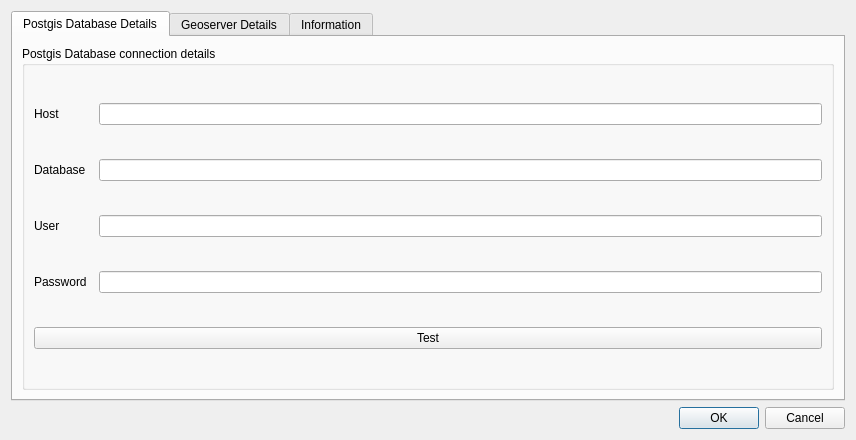
rduivenvoorde/sectorplot, file SectorPlot/sectorplot_settings_dialog_base.ui: the form before one commit.
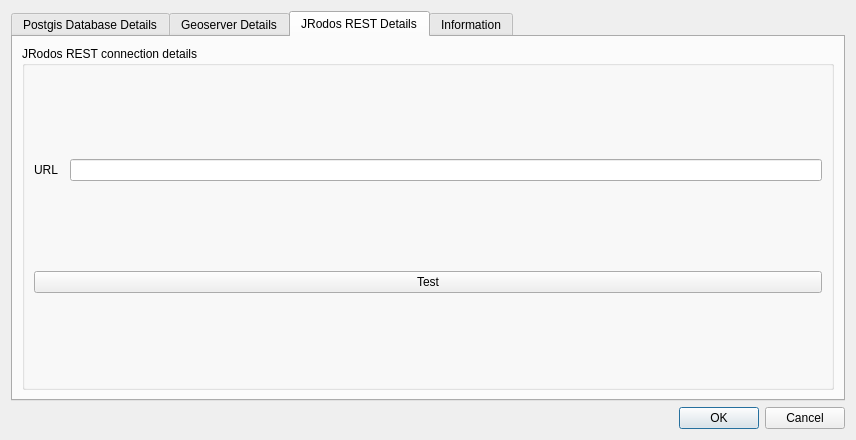
The form after the commit.

```diff
--- a/SectorPlot/sectorplot_settings_dialog_base.ui
+++ b/SectorPlot/sectorplot_settings_dialog_base.ui
@@ -13,11 +13,11 @@
   <property name="windowTitle">
    <string>Dialog</string>
   </property>
-  <layout class="QVBoxLayout" name="verticalLayout">
-   <item>
+  <layout class="QGridLayout" name="gridLayout">
+   <item row="0" column="0">
     <widget class="QTabWidget" name="tabWidget">
      <property name="currentIndex">
-      <number>0</number>
+      <number>2</number>
      </property>
      <widget class="QWidget" name="tab_sectorplot_postgis_db_settings">
       <attribute name="title">
@@ -149,6 +149,39 @@
        </item>
       </layout>
      </widget>
+     <widget class="QWidget" name="tab_jrodos_reste_settings">
+      <attribute name="title">
+       <string>JRodos REST Details</string>
+      </attribute>
+      <layout class="QGridLayout" name="gridLayout_7">
+       <item row="0" column="0">
+        <widget class="QGroupBox" name="groupBox_3">
+         <property name="title">
+          <string>JRodos REST connection details</string>
+         </property>
+         <layout class="QGridLayout" name="gridLayout_8">
+          <item row="0" column="0">
+           <widget class="QLabel" name="label_8">
+            <property name="text">
+             <string>URL</string>
+            </property>
+           </widget>
+          </item>
+          <item row="0" column="2">
+           <widget class="QLineEdit" name="jrodos_rest_url"/>
+          </item>
+          <item row="1" column="0" colspan="3">
+           <widget class="QPushButton" name="btn_test_jrodos">
+            <property name="text">
+             <string>Test</string>
+            </property>
+           </widget>
+          </item>
+         </layout>
+        </widget>
+       </item>
+      </layout>
+     </widget>
      <widget class="QWidget" name="tab_info">
       <attribute name="title">
        <string>Information</string>
```
Left out of the diff: 4 changed lines with no effect on the pictures.
